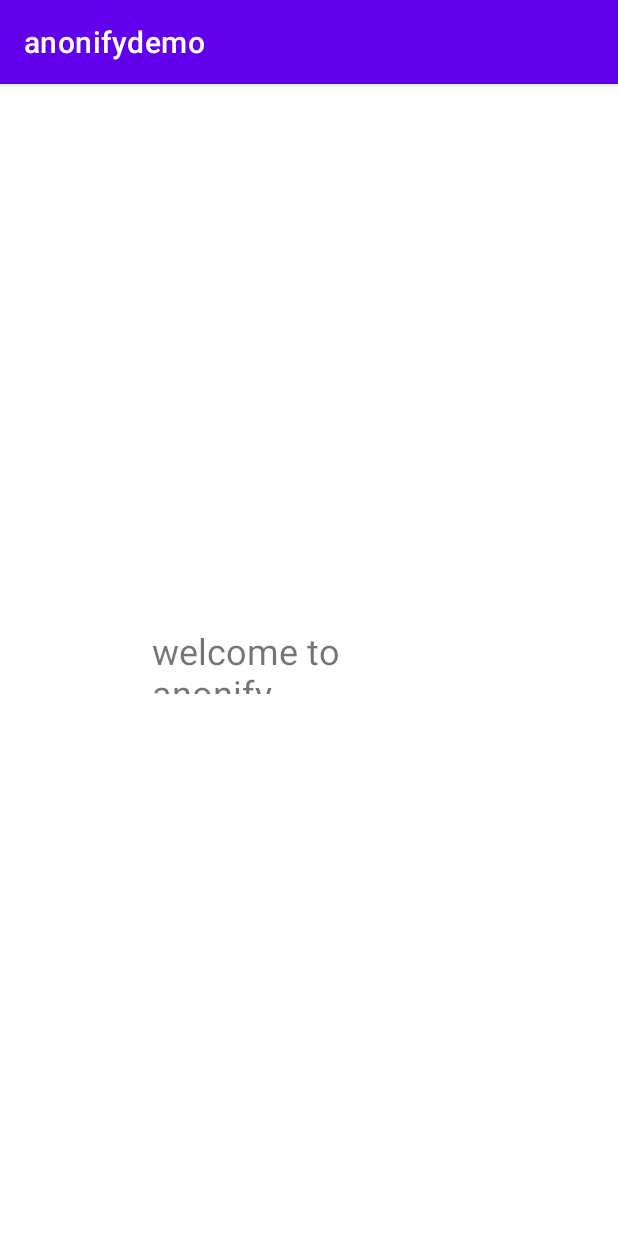
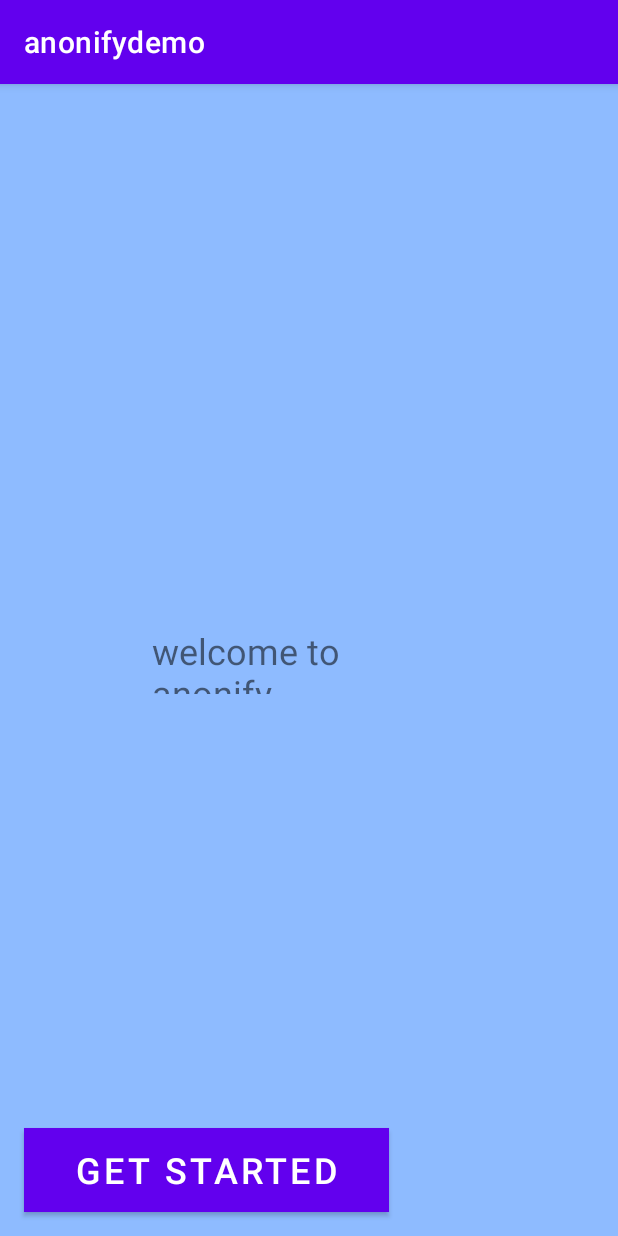
Before and after one commit to jinals28/Anonify, an Android app: the screen it shows after launch (onboard), on a phone screen of 412 x 824 dp. Run offline under Robolectric (Android 15) with nearby library versions, the phone set to English and light mode, and no system bars.

Commit message:
onboard screen

```diff
--- a/app/src/main/java/com/example/anonifydemo/MainActivity.kt
+++ b/app/src/main/java/com/example/anonifydemo/MainActivity.kt
@@ -29,7 +29,10 @@ class MainActivity : AppCompatActivity() {
                 R.id.navigation_home, R.id.navigation_dashboard, R.id.navigation_notifications
             )
         )
+
         setupActionBarWithNavController(navController, appBarConfiguration)
         navView.setupWithNavController(navController)
     }
+
+
 }
--- a/app/src/main/java/com/example/anonifydemo/onboard.kt
+++ b/app/src/main/java/com/example/anonifydemo/onboard.kt
@@ -5,10 +5,13 @@ import android.os.Bundle
 import androidx.core.splashscreen.SplashScreen.Companion.installSplashScreen
 
 class onboard : AppCompatActivity() {
+
+
     override fun onCreate(savedInstanceState: Bundle?) {
         super.onCreate(savedInstanceState)
         installSplashScreen()
         Thread.sleep(5000)
         setContentView(R.layout.activity_onboard)
+
     }
 }
--- a/app/src/main/java/com/example/anonifydemo/ui/dashboard/DashboardFragment.kt
+++ b/app/src/main/java/com/example/anonifydemo/ui/dashboard/DashboardFragment.kt
@@ -29,9 +29,13 @@ class DashboardFragment : Fragment() {
         val root: View = binding.root
 
         val textView: TextView = binding.textDashboard
+
         dashboardViewModel.text.observe(viewLifecycleOwner) {
+
             textView.text = it
+
         }
+
         return root
     }
 
--- a/app/src/main/res/layout/activity_onboard.xml
+++ b/app/src/main/res/layout/activity_onboard.xml
@@ -4,6 +4,7 @@
     xmlns:tools="http://schemas.android.com/tools"
     android:layout_width="match_parent"
     android:layout_height="match_parent"
+    android:background="#8EBBFF"
     tools:context=".onboard">
 
     <TextView
@@ -18,4 +19,43 @@
         app:layout_constraintStart_toStartOf="parent"
         app:layout_constraintTop_toTopOf="parent"
         app:layout_constraintVertical_bias="0.5" />
+
+    <Button
+        android:id="@+id/getstart"
+        android:layout_width="243dp"
+        android:layout_height="56dp"
+        android:layout_marginStart="16dp"
+        android:layout_marginBottom="16dp"
+        android:background="#24293E"
+        android:text="Get Started"
+        android:textSize="24sp"
+        app:layout_constraintBottom_toBottomOf="parent"
+        app:layout_constraintStart_toStartOf="parent"
+        tools:ignore="MissingConstraints" />
+
+    <androidx.viewpager.widget.ViewPager
+        android:id="@+id/slideviewpager"
+        android:layout_width="match_parent"
+        android:layout_height="match_parent"
+        android:layout_marginVertical="100dp"
+        app:layout_constraintBottom_toBottomOf="parent"
+        app:layout_constraintEnd_toEndOf="parent"
+        app:layout_constraintHorizontal_bias="0.0"
+        app:layout_constraintStart_toStartOf="parent"
+        app:layout_constraintTop_toTopOf="parent"
+        app:layout_constraintVertical_bias="1.0"
+        />
+
+    <LinearLayout
+        android:id="@+id/indicator_layout"
+        android:layout_width="0dp"
+        android:layout_height="1dp"
+        android:layout_marginBottom="40dp"
+        android:orientation="horizontal"
+        app:layout_constraintBottom_toBottomOf="parent"
+        app:layout_constraintEnd_toEndOf="parent"
+        app:layout_constraintStart_toStartOf="@+id/slideviewpager" />
+
+
+
 </androidx.constraintlayout.widget.ConstraintLayout>
--- a/app/src/main/res/navigation/mobile_navigation.xml
+++ b/app/src/main/res/navigation/mobile_navigation.xml
@@ -9,7 +9,8 @@
         android:id="@+id/navigation_home"
         android:name="com.example.anonifydemo.ui.home.HomeFragment"
         android:label="@string/title_home"
-        tools:layout="@layout/fragment_home" />
+        tools:layout="@layout/fragment_home">
+    </fragment>
 
     <fragment
         android:id="@+id/navigation_dashboard"
@@ -22,4 +23,6 @@
         android:name="com.example.anonifydemo.ui.notifications.NotificationsFragment"
         android:label="@string/title_notifications"
         tools:layout="@layout/fragment_notifications" />
+
+
 </navigation>
```
Also changed, not shown: app/src/main/java/com/example/anonifydemo/ViewpagerAdapter.java (added, +70 -0 lines), app/src/main/res/layout/slider_layout.xml (added, +9 -0 lines).
